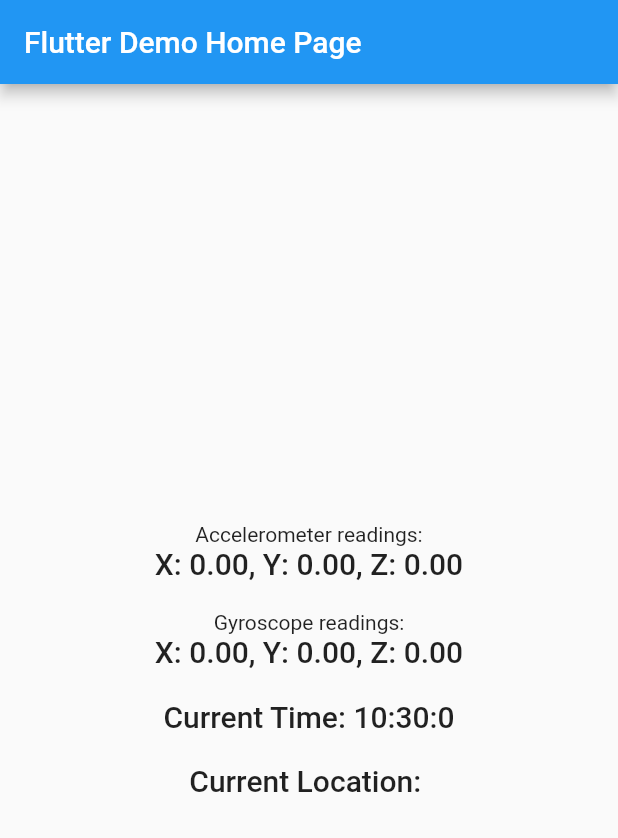
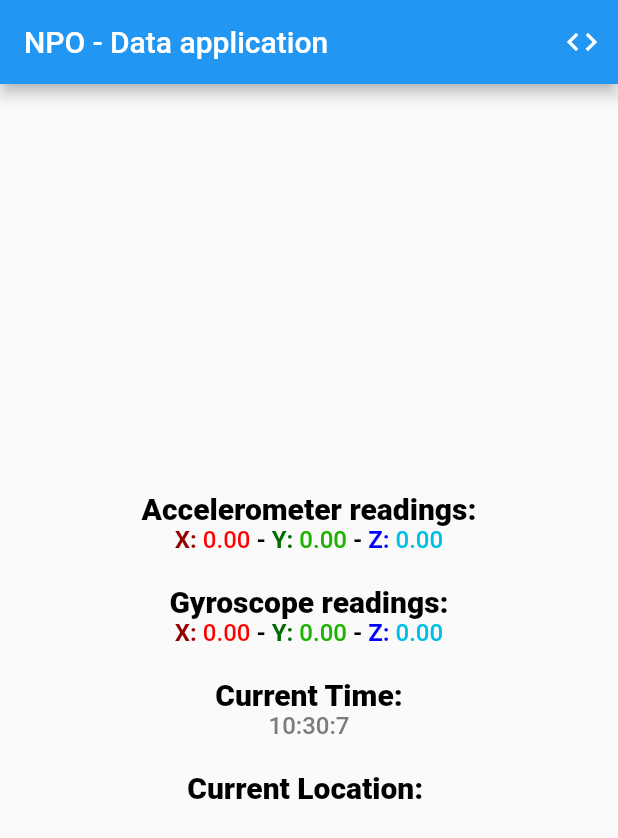
Before and after one commit to DejKulFERI/data_applicaton, a Flutter app: the screen it shows after launch, on a phone screen of 412 x 824 dp. Shown: the top 838 px of the screen. Run offline on Flutter 3.47's test engine with Material 2 defaults, Android fonts, the phone set to English and light mode, and no system bars; our stand-ins replace geolocator, permission_handler, sensors_plus.

Commit message:
Changed name of application to NPO - data application. Added a button to appbar (only visual). Changed showing data visual colors and font thickness. Accelerometer X is now red, Y is green and Z is blue.

```diff
--- a/lib/main.dart
+++ b/lib/main.dart
@@ -1,6 +1,9 @@
 import 'package:flutter/material.dart';
 import 'package:sensors_plus/sensors_plus.dart';
 import 'package:geolocator/geolocator.dart';
+import 'package:permission_handler/permission_handler.dart';
+import 'dart:async';
+import 'package:url_launcher/url_launcher.dart';
 
 void main() {
   runApp(const MyApp());
@@ -12,11 +15,11 @@ class MyApp extends StatelessWidget {
   @override
   Widget build(BuildContext context) {
     return MaterialApp(
-      title: 'Flutter Demo',
+      title: 'NPO Projekt',
       theme: ThemeData(
         primarySwatch: Colors.blue,
       ),
-      home: const MyHomePage(title: 'Flutter Demo Home Page'),
+      home: const MyHomePage(title: 'NPO - Data application'),
     );
   }
 }
@@ -34,10 +37,16 @@ class _MyHomePageState extends State<MyHomePage> {
   List<double> _gyroscopeValues = [0, 0, 0];
   String _currentTime = "";
   String _currentLocation = "";
+  Timer? _timer;
 
   @override
   void initState() {
     super.initState();
+    _timer = Timer.periodic(Duration(seconds: 1), (Timer t) {
+      _getCurrentTime();
+      _getCurrentLocation();
+    });
+
     accelerometerEvents.listen((AccelerometerEvent event) {
       setState(() {
         _accelerometerValues = [event.x, event.y, event.z];
@@ -55,43 +64,199 @@ class _MyHomePageState extends State<MyHomePage> {
   }
 
   @override
+  void dispose() {
+    _timer?.cancel();
+    super.dispose();
+  }
+
+  IconData _icon = Icons.code;
+
+  @override
   Widget build(BuildContext context) {
     return Scaffold(
       appBar: AppBar(
         title: Text(widget.title),
+        actions: [IconButton(onPressed: () {}, icon: Icon(_icon))],
       ),
       body: Center(
         child: Column(
           mainAxisAlignment: MainAxisAlignment.center,
           children: <Widget>[
-            const Text(
-              'Accelerometer readings:',
+            //ACCELEROMETER
+            const Text('Accelerometer readings:',
+                style: TextStyle(
+                  color: Colors.black,
+                  fontSize: 20,
+                  fontWeight: FontWeight.w900,
+                )),
+            //ROW OF THE ACCELEROMETER READING
+            Row(
+              mainAxisAlignment: MainAxisAlignment.center,
+              crossAxisAlignment: CrossAxisAlignment.center,
+              children: <Widget>[
+                const Text(
+                  'X: ',
+                  style: TextStyle(
+                    color: Color.fromRGBO(147, 0, 0, 1),
+                    fontSize: 16,
+                    fontWeight: FontWeight.w700,
+                  ),
+                ),
+                Text(
+                  '${_accelerometerValues[0].toStringAsFixed(2)}',
+                  style: const TextStyle(
+                    color: Color.fromRGBO(255, 0, 0, 1),
+                    fontSize: 16,
+                    fontWeight: FontWeight.w500,
+                  ),
+                ),
+                const Text(' - ',
+                    style: TextStyle(
+                      color: Colors.black,
+                      fontSize: 16,
+                      fontWeight: FontWeight.w700,
+                    )),
+                const Text(
+                  'Y: ',
+                  style: TextStyle(
+                    color: Color.fromRGBO(0, 108, 0, 1),
+                    fontSize: 16,
+                    fontWeight: FontWeight.w700,
+                  ),
+                ),
+                Text(
+                  '${_accelerometerValues[1].toStringAsFixed(2)}',
+                  style: const TextStyle(
+                    color: Color.fromRGBO(30, 179, 0, 1),
+                    fontSize: 16,
+                    fontWeight: FontWeight.w500,
+                  ),
+                ),
+                const Text(' - ',
+                    style: TextStyle(
+                      color: Colors.black,
+                      fontSize: 16,
+                      fontWeight: FontWeight.w700,
+                    )),
+                const Text(
+                  'Z: ',
+                  style: TextStyle(
+                    color: Color.fromRGBO(0, 0, 255, 1),
+                    fontSize: 16,
+                    fontWeight: FontWeight.w700,
+                  ),
+                ),
+                Text(
+                  '${_accelerometerValues[2].toStringAsFixed(2)}',
+                  style: const TextStyle(
+                    color: Color.fromRGBO(0, 191, 229, 1),
+                    fontSize: 16,
+                    fontWeight: FontWeight.w500,
+                  ),
+                ),
+              ],
             ),
+            const SizedBox(height: 20),
+            const Text('Gyroscope readings:',
+                style: TextStyle(
+                  color: Colors.black,
+                  fontSize: 20,
+                  fontWeight: FontWeight.w900,
+                )),
+            //ROW OF THE GYROSCOPE READING
+            Row(
+              mainAxisAlignment: MainAxisAlignment.center,
+              crossAxisAlignment: CrossAxisAlignment.center,
+              children: <Widget>[
+                const Text(
+                  'X: ',
+                  style: TextStyle(
+                    color: Color.fromRGBO(147, 0, 0, 1),
+                    fontSize: 16,
+                    fontWeight: FontWeight.w700,
+                  ),
+                ),
+                Text(
+                  '${_gyroscopeValues[0].toStringAsFixed(2)}',
+                  style: const TextStyle(
+                    color: Color.fromRGBO(255, 0, 0, 1),
+                    fontSize: 16,
+                    fontWeight: FontWeight.w500,
+                  ),
+                ),
+                const Text(' - ',
+                    style: TextStyle(
+                      color: Colors.black,
+                      fontSize: 16,
+                      fontWeight: FontWeight.w700,
+                    )),
+                const Text(
+                  'Y: ',
+                  style: TextStyle(
+                    color: Color.fromRGBO(0, 108, 0, 1),
+                    fontSize: 16,
+                    fontWeight: FontWeight.w700,
+                  ),
+                ),
+                Text(
+                  '${_gyroscopeValues[1].toStringAsFixed(2)}',
+                  style: const TextStyle(
+                    color: Color.fromRGBO(30, 179, 0, 1),
+                    fontSize: 16,
+                    fontWeight: FontWeight.w500,
+                  ),
+                ),
+                const Text(' - ',
+                    style: TextStyle(
+                      color: Colors.black,
+                      fontSize: 16,
+                      fontWeight: FontWeight.w700,
+                    )),
+                const Text(
+                  'Z: ',
+                  style: TextStyle(
+                    color: Color.fromRGBO(0, 0, 255, 1),
+                    fontSize: 16,
+                    fontWeight: FontWeight.w700,
+                  ),
+                ),
+                Text(
+                  '${_gyroscopeValues[2].toStringAsFixed(2)}',
+                  style: const TextStyle(
+                    color: Color.fromRGBO(0, 191, 229, 1),
+                    fontSize: 16,
+                    fontWeight: FontWeight.w500,
+                  ),
+                ),
+              ],
+            ),
+            //CURRENT TIME
+            const SizedBox(height: 20),
+            const Text('Current Time:',
+                style: TextStyle(
+                  color: Colors.black,
+                  fontSize: 20,
+                  fontWeight: FontWeight.w900,
+                )),
             Text(
-              'X: ${_accelerometerValues[0].toStringAsFixed(2)}, '
-              'Y: ${_accelerometerValues[1].toStringAsFixed(2)}, '
-              'Z: ${_accelerometerValues[2].toStringAsFixed(2)}',
-              style: Theme.of(context).textTheme.headline6,
+              '$_currentTime',
+              style: const TextStyle(
+                color: Color.fromRGBO(124, 124, 124, 1),
+                fontSize: 16,
+                fontWeight: FontWeight.w500,
+              ),
             ),
             const SizedBox(height: 20),
             const Text(
-              'Gyroscope readings:',
+              'Current Location: ',
+              style: TextStyle(
+                color: Colors.black,
+                fontSize: 20,
+                fontWeight: FontWeight.w900,
+              ),
             ),
             Text(
-              'X: ${_gyroscopeValues[0].toStringAsFixed(2)}, '
-              'Y: ${_gyroscopeValues[1].toStringAsFixed(2)}, '
-              'Z: ${_gyroscopeValues[2].toStringAsFixed(2)}',
-              style: Theme.of(context).textTheme.headline6,
-            ),
-            const SizedBox(height: 20),
-            Text(
-              'Current Time: $_currentTime',
-              style: Theme.of(context).textTheme.headline6,
-            ),
-            const SizedBox(height: 20),
-            Text(
-              'Current Location: $_currentLocation',
-              style: Theme.of(context).textTheme.headline6,
+              ' $_currentLocation ',
             ),
           ],
         ),
@@ -107,9 +272,18 @@ class _MyHomePageState extends State<MyHomePage> {
   }
 
   void _getCurrentLocation() async {
-    final position = await Geolocator.getCurrentPosition();
-    setState(() {
-      _currentLocation = 'Lat: ${position.latitude}, Long: ${position.longitude}';
-    });
+    final permissionStatus = await Permission.location.request();
+
+    if (permissionStatus.isGranted) {
+      final position = await Geolocator.getCurrentPosition();
+      setState(() {
+        _currentLocation =
+            'LATITUDE: ${position.latitude}\n LONGITUDE: ${position.longitude}';
+      });
+    } else {
+      setState(() {
+        _currentLocation = 'Permission denied';
+      });
+    }
   }
 }
```
Also changed, not shown: pubspec.yaml (+5 -46 lines), pubspec.lock, 11 other files.
